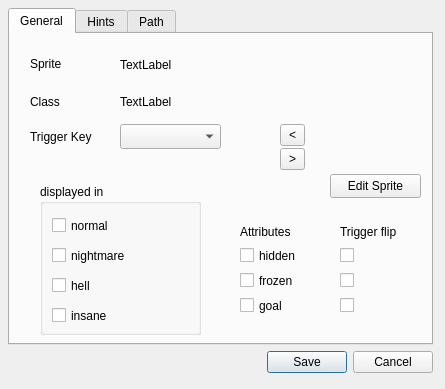
Above: src/lgck-builder/DlgEntry.ui from cfrankb/lgck-src before the change. Below: the same form after it.
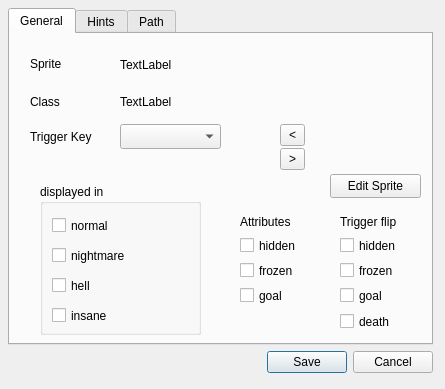
That is the form after the change.

Commit message: added Display Counter, proto +coins +lives, triggerFlip deth

Patch:
```diff
--- a/src/lgck-builder/DlgEntry.ui
+++ b/src/lgck-builder/DlgEntry.ui
@@ -73,7 +73,7 @@
         <property name="geometry">
          <rect>
           <x>230</x>
-          <y>260</y>
+          <y>250</y>
           <width>71</width>
           <height>23</height>
          </rect>
@@ -99,13 +99,13 @@
         <property name="geometry">
          <rect>
           <x>330</x>
-          <y>235</y>
-          <width>31</width>
+          <y>225</y>
+          <width>71</width>
           <height>23</height>
          </rect>
         </property>
         <property name="text">
-         <string/>
+         <string>frozen</string>
         </property>
        </widget>
        <widget class="QGroupBox" name="groupBox">
@@ -219,13 +219,13 @@
         <property name="geometry">
          <rect>
           <x>330</x>
-          <y>260</y>
-          <width>31</width>
+          <y>250</y>
+          <width>81</width>
           <height>23</height>
          </rect>
         </property>
         <property name="text">
-         <string/>
+         <string>goal</string>
         </property>
        </widget>
        <widget class="QLabel" name="label_3">
@@ -245,7 +245,7 @@
         <property name="geometry">
          <rect>
           <x>230</x>
-          <y>210</y>
+          <y>200</y>
           <width>82</width>
           <height>23</height>
          </rect>
@@ -274,20 +274,20 @@
         <property name="geometry">
          <rect>
           <x>330</x>
-          <y>210</y>
-          <width>31</width>
+          <y>200</y>
+          <width>81</width>
           <height>23</height>
          </rect>
         </property>
         <property name="text">
-         <string/>
+         <string>hidden</string>
         </property>
        </widget>
        <widget class="QLabel" name="label_4">
         <property name="geometry">
          <rect>
           <x>230</x>
-          <y>190</y>
+          <y>180</y>
           <width>81</width>
           <height>16</height>
          </rect>
@@ -300,7 +300,7 @@
         <property name="geometry">
          <rect>
           <x>330</x>
-          <y>190</y>
+          <y>180</y>
           <width>81</width>
           <height>16</height>
          </rect>
@@ -355,7 +355,7 @@
         <property name="geometry">
          <rect>
           <x>230</x>
-          <y>235</y>
+          <y>225</y>
           <width>82</width>
           <height>23</height>
          </rect>
@@ -364,6 +364,19 @@
          <string>frozen</string>
         </property>
        </widget>
+       <widget class="QCheckBox" name="cDeathFlip">
+        <property name="geometry">
+         <rect>
+          <x>330</x>
+          <y>276</y>
+          <width>90</width>
+          <height>23</height>
+         </rect>
+        </property>
+        <property name="text">
+         <string>death</string>
+        </property>
+       </widget>
       </widget>
       <widget class="QWidget" name="tab_1">
        <attribute name="title">
```
Left out of the diff: 6 changed lines with no effect on the pictures. The commit also changes 26 other files.
